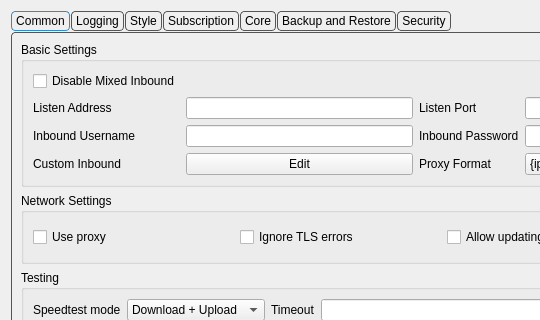
First picture: the form in include/ui/setting/dialog_basic_settings.ui, repository Userbash/Neko_Throne, before the edit; both pictures show x 0 to 540 and y 0 to 320 of the 925 by 472 pixel window.
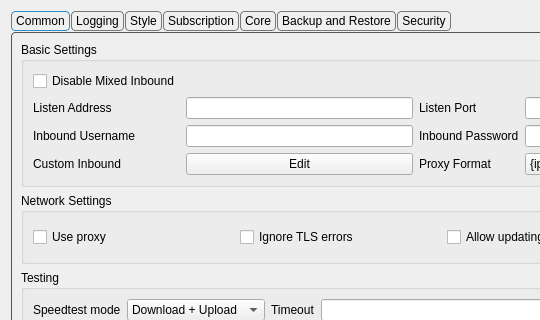
Second picture: the form after the edit. Custom widgets are drawn as their Qt base class.

Commit message: fix missed uis

What changed in the file:
```diff
--- a/include/ui/setting/dialog_basic_settings.ui
+++ b/include/ui/setting/dialog_basic_settings.ui
@@ -51,7 +51,7 @@
 }
 
 QTabBar::tab {
-    border: 1px solid #555555;
+    border: 1px solid #777777;
     border-radius: 4px;
 
     padding: 2px 4px;
@@ -63,7 +63,7 @@
 }
 
 QTabBar::tab:!selected {
-    border: 1px solid #555555;
+    border: 1px solid #777777;
 }
 
 QTabBar::tab:hover:!selected {
```
Left out of the diff: 2 changed lines with no effect on the pictures. The commit also changes 4 other files.
